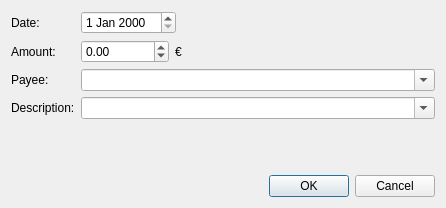
Before: the Qt Designer form source/dlgaccountaddexpense.ui in jkriege2/JKHouseholdAccounts, drawn with Qt 5.
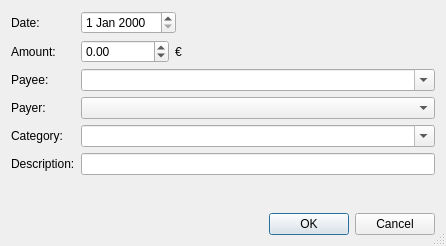
After: the same form once the commit is applied.

Patch:
```diff
--- a/source/dlgaccountaddexpense.ui
+++ b/source/dlgaccountaddexpense.ui
@@ -7,12 +7,15 @@
     <x>0</x>
     <y>0</y>
     <width>446</width>
-    <height>208</height>
+    <height>246</height>
    </rect>
   </property>
   <property name="windowTitle">
    <string>Add Expense ...</string>
   </property>
+  <property name="sizeGripEnabled">
+   <bool>true</bool>
+  </property>
   <layout class="QFormLayout" name="formLayout">
    <item row="0" column="0">
     <widget class="QLabel" name="label_2">
@@ -97,30 +100,48 @@
     </widget>
    </item>
    <item row="3" column="0">
-    <widget class="QLabel" name="label_5">
+    <widget class="QLabel" name="label_6">
      <property name="text">
-      <string>Description:</string>
+      <string>Payer:</string>
      </property>
     </widget>
    </item>
    <item row="3" column="1">
     <widget class="QComboBox" name="cmbDescription">
      <property name="editable">
-      <bool>true</bool>
+      <bool>false</bool>
      </property>
     </widget>
    </item>
-   <item row="5" column="0" colspan="2">
-    <widget class="QDialogButtonBox" name="buttonBox">
-     <property name="orientation">
-      <enum>Qt::Horizontal</enum>
-     </property>
-     <property name="standardButtons">
-      <set>QDialogButtonBox::Cancel|QDialogButtonBox::Ok</set>
+   <item row="4" column="0">
+    <widget class="QLabel" name="label_7">
+     <property name="text">
+      <string>Category:</string>
      </property>
     </widget>
    </item>
    <item row="4" column="1">
+    <widget class="QComboBox" name="cmbCategory">
+     <property name="editable">
+      <bool>true</bool>
+     </property>
+    </widget>
+   </item>
+   <item row="5" column="0">
+    <widget class="QLabel" name="label_5">
+     <property name="text">
+      <string>Description:</string>
+     </property>
+    </widget>
+   </item>
+   <item row="5" column="1">
+    <widget class="QLineEdit" name="edtDescription">
+     <property name="maxLength">
+      <number>200</number>
+     </property>
+    </widget>
+   </item>
+   <item row="6" column="1">
     <spacer name="verticalSpacer">
      <property name="orientation">
       <enum>Qt::Vertical</enum>
@@ -133,6 +154,16 @@
      </property>
     </spacer>
    </item>
+   <item row="7" column="0" colspan="2">
+    <widget class="QDialogButtonBox" name="buttonBox">
+     <property name="orientation">
+      <enum>Qt::Horizontal</enum>
+     </property>
+     <property name="standardButtons">
+      <set>QDialogButtonBox::Cancel|QDialogButtonBox::Ok</set>
+     </property>
+    </widget>
+   </item>
   </layout>
  </widget>
  <tabstops>
```
Left out of the diff: 33 changed lines with no effect on the pictures.
